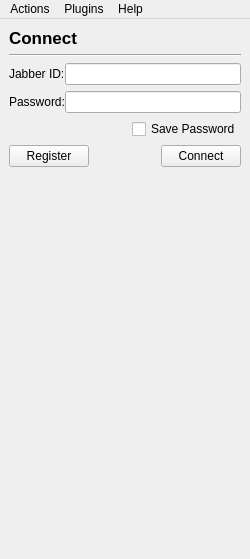
This is widgets/mainWindow.ui in xmpp-graveyard/jabbim as Qt 5 draws it before an edit. The edited form follows.
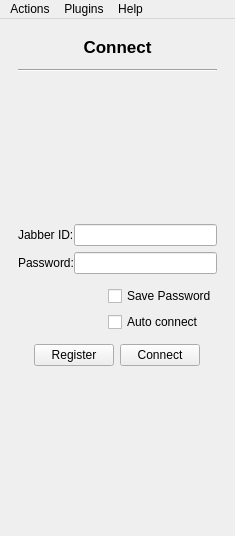
This is the edited form. The open tabs and pages were chosen to show the change. Icons and pictures are not drawn.

Commit message: update login okna

```diff
--- a/widgets/mainWindow.ui
+++ b/widgets/mainWindow.ui
@@ -5,8 +5,8 @@
    <rect>
     <x>0</x>
     <y>0</y>
-    <width>250</width>
-    <height>559</height>
+    <width>235</width>
+    <height>536</height>
    </rect>
   </property>
   <property name="windowTitle" >
@@ -18,15 +18,15 @@
   <widget class="QWidget" name="centralwidget" >
    <layout class="QGridLayout" >
     <property name="margin" >
-     <number>0</number>
+     <number>9</number>
     </property>
     <property name="spacing" >
-     <number>0</number>
+     <number>6</number>
     </property>
     <item row="0" column="0" >
      <widget class="QStackedWidget" name="rosterStackedWidget" >
       <property name="currentIndex" >
-       <number>1</number>
+       <number>0</number>
       </property>
       <widget class="QWidget" name="login" >
        <layout class="QGridLayout" >
@@ -34,26 +34,151 @@
          <number>9</number>
         </property>
         <property name="spacing" >
-         <number>6</number>
+         <number>12</number>
         </property>
-        <item row="1" column="0" >
-         <widget class="Line" name="line" >
-          <property name="orientation" >
-           <enum>Qt::Horizontal</enum>
+        <item row="4" column="0" >
+         <layout class="QGridLayout" >
+          <property name="margin" >
+           <number>0</number>
           </property>
-         </widget>
-        </item>
-        <item row="6" column="0" >
-         <widget class="QLabel" name="login_logoLabel" >
-          <property name="pixmap" >
-           <pixmap/>
+          <property name="spacing" >
+           <number>6</number>
           </property>
-          <property name="alignment" >
-           <set>Qt::AlignCenter</set>
-          </property>
-         </widget>
+          <item rowspan="2" row="0" column="0" >
+           <spacer>
+            <property name="orientation" >
+             <enum>Qt::Horizontal</enum>
+            </property>
+            <property name="sizeHint" >
+             <size>
+              <width>121</width>
+              <height>20</height>
+             </size>
+            </property>
+           </spacer>
+          </item>
+          <item row="1" column="1" >
+           <widget class="QCheckBox" name="login_savePassword_2" >
+            <property name="text" >
+             <string>Auto connect</string>
+            </property>
+           </widget>
+          </item>
+          <item row="0" column="1" >
+           <widget class="QCheckBox" name="login_savePassword" >
+            <property name="text" >
+             <string>Save Password</string>
+            </property>
+           </widget>
+          </item>
+         </layout>
         </item>
         <item row="5" column="0" >
+         <layout class="QHBoxLayout" >
+          <property name="margin" >
+           <number>0</number>
+          </property>
+          <property name="spacing" >
+           <number>6</number>
+          </property>
+          <item>
+           <spacer>
+            <property name="orientation" >
+             <enum>Qt::Horizontal</enum>
+            </property>
+            <property name="sizeHint" >
+             <size>
+              <width>40</width>
+              <height>20</height>
+             </size>
+            </property>
+           </spacer>
+          </item>
+          <item>
+           <widget class="QPushButton" name="registerButton" >
+            <property name="text" >
+             <string>Register</string>
+            </property>
+           </widget>
+          </item>
+          <item>
+           <widget class="QPushButton" name="login_connect" >
+            <property name="text" >
+             <string>Connect</string>
+            </property>
+           </widget>
+          </item>
+          <item>
+           <spacer>
+            <property name="orientation" >
+             <enum>Qt::Horizontal</enum>
+            </property>
+            <property name="sizeHint" >
+             <size>
+              <width>40</width>
+              <height>20</height>
+             </size>
+            </property>
+           </spacer>
+          </item>
+         </layout>
+        </item>
+        <item row="2" column="0" >
+         <layout class="QHBoxLayout" >
+          <property name="margin" >
+           <number>0</number>
+          </property>
+          <property name="spacing" >
+           <number>6</number>
+          </property>
+          <item>
+           <spacer>
+            <property name="orientation" >
+             <enum>Qt::Horizontal</enum>
+            </property>
+            <property name="sizeHint" >
+             <size>
+              <width>40</width>
+              <height>20</height>
+             </size>
+            </property>
+           </spacer>
+          </item>
+          <item>
+           <widget class="QLabel" name="loginAvatar" >
+            <property name="minimumSize" >
+             <size>
+              <width>128</width>
+              <height>128</height>
+             </size>
+            </property>
+            <property name="maximumSize" >
+             <size>
+              <width>128</width>
+              <height>128</height>
+             </size>
+            </property>
+            <property name="text" >
+             <string/>
+            </property>
+           </widget>
+          </item>
+          <item>
+           <spacer>
+            <property name="orientation" >
+             <enum>Qt::Horizontal</enum>
+            </property>
+            <property name="sizeHint" >
+             <size>
+              <width>40</width>
+              <height>20</height>
+             </size>
+            </property>
+           </spacer>
+          </item>
+         </layout>
+        </item>
+        <item row="6" column="0" >
          <spacer>
           <property name="orientation" >
            <enum>Qt::Vertical</enum>
@@ -66,17 +191,7 @@
           </property>
          </spacer>
         </item>
-        <item row="0" column="0" >
-         <widget class="QLabel" name="login_headerLabel" >
-          <property name="text" >
-           <string>&lt;html>&lt;head>&lt;meta name="qrichtext" content="1" />&lt;style type="text/css">
-p, li { white-space: pre-wrap; }
-&lt;/style>&lt;/head>&lt;body style=" font-family:'Sans Serif'; font-size:9pt; font-weight:400; font-style:normal; text-decoration:none;">
-&lt;p style=" margin-top:0px; margin-bottom:0px; margin-left:0px; margin-right:0px; -qt-block-indent:0; text-indent:0px;">&lt;span style=" font-size:13pt; font-weight:600;">Connect&lt;/span>&lt;/p>&lt;/body>&lt;/html></string>
-          </property>
-         </widget>
-        </item>
-        <item row="2" column="0" >
+        <item row="3" column="0" >
          <layout class="QHBoxLayout" >
           <property name="margin" >
            <number>0</number>
@@ -130,74 +245,43 @@
           </item>
          </layout>
         </item>
-        <item row="3" column="0" >
-         <layout class="QHBoxLayout" >
-          <property name="margin" >
-           <number>0</number>
+        <item row="0" column="0" >
+         <widget class="QLabel" name="login_headerLabel" >
+          <property name="text" >
+           <string>&lt;html>&lt;head>&lt;meta name="qrichtext" content="1" />&lt;style type="text/css">
+p, li { white-space: pre-wrap; }
+&lt;/style>&lt;/head>&lt;body style=" font-family:'Sans Serif'; font-size:9pt; font-weight:400; font-style:normal; text-decoration:none;">
+&lt;p style=" margin-top:0px; margin-bottom:0px; margin-left:0px; margin-right:0px; -qt-block-indent:0; text-indent:0px;">&lt;span style=" font-size:13pt; font-weight:600;">Connect&lt;/span>&lt;/p>&lt;/body>&lt;/html></string>
           </property>
-          <property name="spacing" >
-           <number>0</number>
+          <property name="alignment" >
+           <set>Qt::AlignCenter</set>
           </property>
-          <item>
-           <spacer>
-            <property name="orientation" >
-             <enum>Qt::Horizontal</enum>
-            </property>
-            <property name="sizeHint" >
-             <size>
-              <width>121</width>
-              <height>20</height>
-             </size>
-            </property>
-           </spacer>
-          </item>
-          <item>
-           <widget class="QCheckBox" name="login_savePassword" >
-            <property name="text" >
-             <string>Save Password</string>
-            </property>
-           </widget>
-          </item>
-         </layout>
+         </widget>
         </item>
-        <item row="4" column="0" >
-         <layout class="QHBoxLayout" >
-          <property name="margin" >
-           <number>0</number>
+        <item row="1" column="0" >
+         <widget class="Line" name="line" >
+          <property name="orientation" >
+           <enum>Qt::Horizontal</enum>
           </property>
-          <property name="spacing" >
-           <number>6</number>
-          </property>
-          <item>
-           <widget class="QPushButton" name="registerButton" >
-            <property name="text" >
-             <string>Register</string>
-            </property>
-           </widget>
-          </item>
-          <item>
-           <spacer>
-            <property name="orientation" >
-             <enum>Qt::Horizontal</enum>
-            </property>
-            <property name="sizeHint" >
-             <size>
-              <width>151</width>
-              <height>20</height>
-             </size>
-            </property>
-           </spacer>
-          </item>
-          <item>
-           <widget class="QPushButton" name="login_connect" >
-            <property name="text" >
-             <string>Connect</string>
-            </property>
-           </widget>
-          </item>
-         </layout>
+         </widget>
         </item>
        </layout>
+       <widget class="QLabel" name="login_logoLabel" >
+        <property name="geometry" >
+         <rect>
+          <x>9</x>
+          <y>679</y>
+          <width>260</width>
+          <height>16</height>
+         </rect>
+        </property>
+        <property name="pixmap" >
+         <pixmap/>
+        </property>
+        <property name="alignment" >
+         <set>Qt::AlignCenter</set>
+        </property>
+       </widget>
       </widget>
       <widget class="QWidget" name="roster" >
        <layout class="QGridLayout" >
@@ -466,7 +550,10 @@
            <string/>
           </property>
           <property name="pixmap" >
-           <pixmap/>
+           <pixmap>images/logo.png</pixmap>
+          </property>
+          <property name="alignment" >
+           <set>Qt::AlignBottom|Qt::AlignLeading|Qt::AlignLeft</set>
           </property>
          </widget>
         </item>
@@ -497,7 +584,7 @@
     <rect>
      <x>0</x>
      <y>0</y>
-     <width>250</width>
+     <width>235</width>
      <height>29</height>
     </rect>
    </property>
```
The commit also changes 3 other files.
